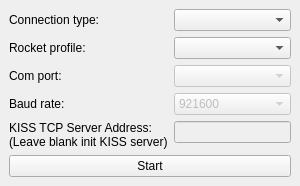
Before: the Qt Designer form qt_files/com_window.ui in UBC-Rocket/UBCRocketGroundStation, drawn with Qt 5.
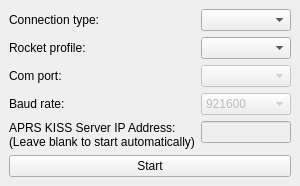
After: the same form once the commit is applied.

Commit message: Change ip address text

Patch:
```diff
--- a/qt_files/com_window.ui
+++ b/qt_files/com_window.ui
@@ -155,7 +155,7 @@
       <item row="4" column="0">
        <widget class="QLabel" name="label_5">
         <property name="text">
-         <string>&lt;html&gt;&lt;head/&gt;&lt;body&gt;&lt;p&gt;KISS TCP Server Address:&lt;br/&gt;(Leave blank init KISS server)&lt;/p&gt;&lt;/body&gt;&lt;/html&gt;</string>
+         <string>&lt;html&gt;&lt;head/&gt;&lt;body&gt;&lt;p&gt;APRS KISS Server IP Address:&lt;br/&gt;(Leave blank to start automatically)&lt;/p&gt;&lt;/body&gt;&lt;/html&gt;</string>
         </property>
        </widget>
       </item>
```
